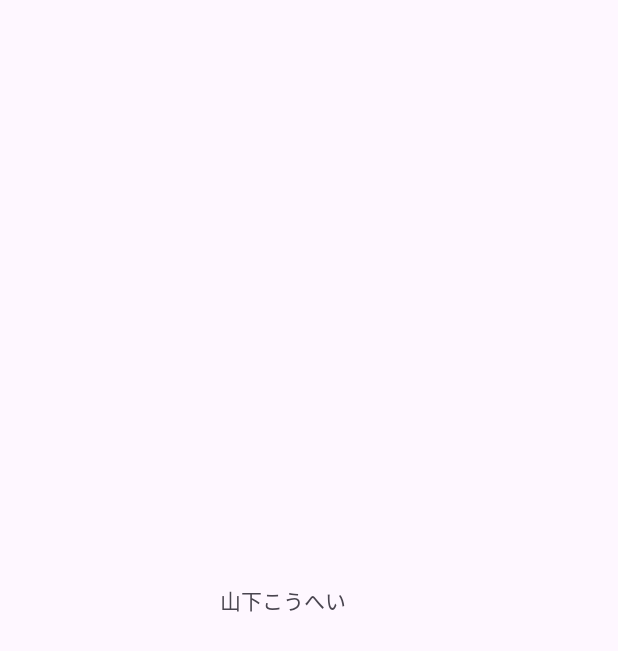
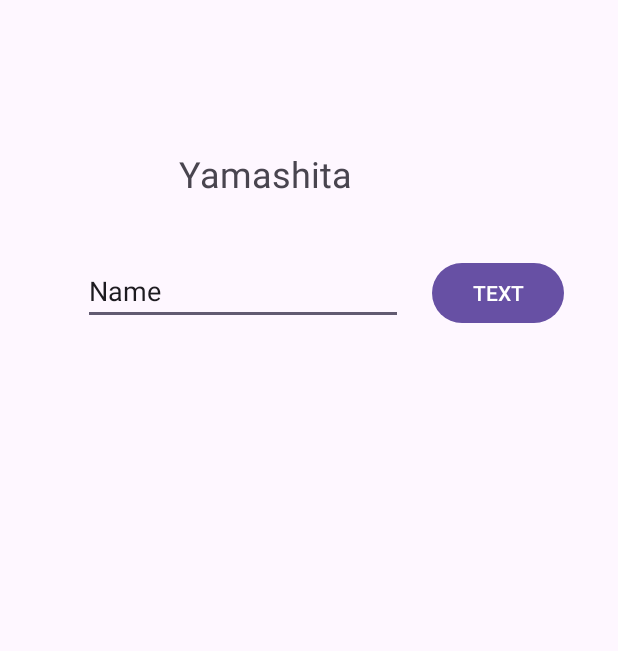
Before and after one commit to KoheiYamashita23/AndroidApp, an Android app: the screen it shows after launch (MainActivity), on a phone screen of 412 x 824 dp. Before the commit the part shown is almost empty. Shown: the top 651 px of the screen. Run offline under Robolectric (Android 15) with nearby library versions, the phone set to English and light mode, and no system bars.

Commit message:
ボタン、edittext、textviewを追加したところまで

```diff
--- a/app/src/main/java/jp/ac/meijou/android/s221205179/MainActivity.java
+++ b/app/src/main/java/jp/ac/meijou/android/s221205179/MainActivity.java
@@ -3,12 +3,43 @@ package jp.ac.meijou.android.s221205179;
 import androidx.appcompat.app.AppCompatActivity;
 
 import android.os.Bundle;
+import android.text.Editable;
+import android.text.TextWatcher;
+import android.widget.TextView;
+
+import jp.ac.meijou.android.s221205179.databinding.ActivityMainBinding;
 
 public class MainActivity extends AppCompatActivity {
 
+    private ActivityMainBinding binding;
     @Override
     protected void onCreate(Bundle savedInstanceState) {
         super.onCreate(savedInstanceState);
-        setContentView(R.layout.activity_main);
+        binding = ActivityMainBinding.inflate(getLayoutInflater());
+        setContentView(binding.getRoot());
+
+        binding.textButton.setOnClickListener(view->{
+            var text=binding.editTextText.getText().toString();
+            binding.text.setText(text);
+        });
+
+        binding.editTextText.addTextChangedListener(new TextWatcher() {
+            @Override
+            public void beforeTextChanged(CharSequence s, int start, int count, int after) {
+
+            }
+
+            @Override
+            public void onTextChanged(CharSequence s, int start, int before, int count) {
+
+            }
+
+            @Override
+            public void afterTextChanged(Editable s) {
+                binding.text.setText(s.toString());
+            }
+        });
+
+
     }
 }
--- a/app/src/main/res/layout/activity_main.xml
+++ b/app/src/main/res/layout/activity_main.xml
@@ -2,17 +2,45 @@
 <androidx.constraintlayout.widget.ConstraintLayout xmlns:android="http://schemas.android.com/apk/res/android"
     xmlns:app="http://schemas.android.com/apk/res-auto"
     xmlns:tools="http://schemas.android.com/tools"
+    android:id="@+id/main_layout"
     android:layout_width="match_parent"
     android:layout_height="match_parent"
     tools:context=".MainActivity">
 
     <TextView
-        android:layout_width="119dp"
-        android:layout_height="45dp"
-        android:text="山下こうへい"
+        android:id="@+id/text"
+        android:layout_width="173dp"
+        android:layout_height="48dp"
+        android:text="@string/my_name"
+        android:textSize="24sp"
         app:layout_constraintBottom_toBottomOf="parent"
         app:layout_constraintEnd_toEndOf="parent"
         app:layout_constraintStart_toStartOf="parent"
-        app:layout_constraintTop_toTopOf="parent" />
+        app:layout_constraintTop_toTopOf="parent"
+        app:layout_constraintVertical_bias="0.128" />
+
+    <Button
+        android:id="@+id/textButton"
+        android:layout_width="wrap_content"
+        android:layout_height="wrap_content"
+        android:layout_marginStart="288dp"
+        android:text="TEXT"
+        app:layout_constraintStart_toStartOf="parent"
+        app:layout_constraintTop_toTopOf="@+id/editTextText" />
+
+    <EditText
+        android:id="@+id/editTextText"
+        android:layout_width="wrap_content"
+        android:layout_height="wrap_content"
+        android:layout_marginStart="55dp"
+        android:layout_marginTop="24dp"
+        android:layout_marginEnd="27dp"
+        android:ems="10"
+        android:inputType="text"
+        android:text="Name"
+        app:layout_constraintEnd_toStartOf="@+id/textButton"
+        app:layout_constraintHorizontal_bias="0.0"
+        app:layout_constraintStart_toStartOf="parent"
+        app:layout_constraintTop_toBottomOf="@+id/text" />
 
 </androidx.constraintlayout.widget.ConstraintLayout>
--- a/app/src/main/res/values/strings.xml
+++ b/app/src/main/res/values/strings.xml
@@ -1,3 +1,4 @@
 <resources>
     <string name="app_name">AndroidApp</string>
+    <string name="my_name">Yamashita</string>
 </resources>
```
Also changed, not shown: app/src/main/res/drawable/baseline_sentiment_satisfied_alt_24.xml (added, +9 -0 lines), app/src/main/res/drawable/baseline_sentiment_very_dissatisfied_24.xml (added, +7 -0 lines).
